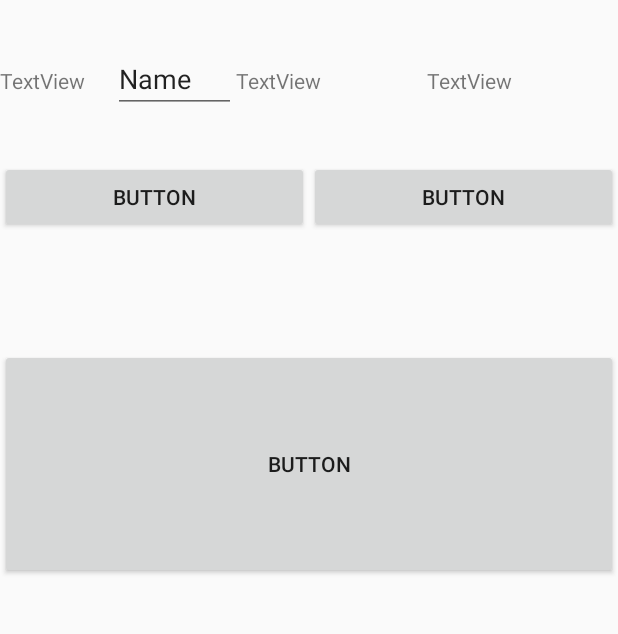
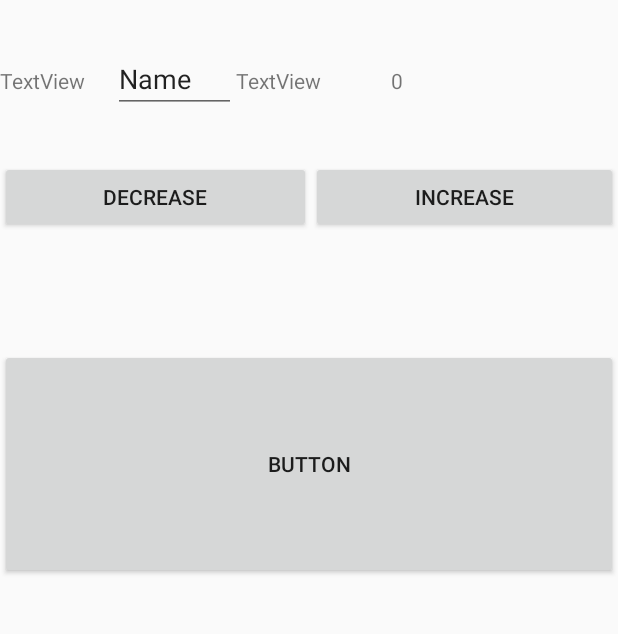
Before and after one commit to MarineNET/Udacity-Project-10-InventoryApp, an Android app: the EditActivity screen opened directly, with no data from a screen before it, on a phone screen of 412 x 824 dp, the part 287-921 px from its top. Run offline under Robolectric (Android 15) with nearby library versions, the phone set to English and light mode, and no system bars.

Commit message:
Make buttons decrease and increase qty in EditA

```diff
--- a/app/src/main/java/com/viktorkhon/udacity_project_10_inventoryapp/EditActivity.java
+++ b/app/src/main/java/com/viktorkhon/udacity_project_10_inventoryapp/EditActivity.java
@@ -14,6 +14,8 @@ import android.support.v7.app.AppCompatActivity;
 import android.view.Menu;
 import android.view.MenuItem;
 import android.view.View;
+import android.widget.Button;
+import android.widget.EditText;
 import android.widget.ImageView;
 import android.widget.TextView;
 
@@ -32,6 +34,12 @@ public class EditActivity extends AppCompatActivity{
 
     private static final int READ_REQUEST_CODE = 42;
 
+    TextView addImage;
+    EditText itemName;
+    EditText price;
+    TextView quantity;
+    Button decrease;
+    Button increase;
     ImageView mImageView;
 
     @Override
@@ -39,7 +47,12 @@ public class EditActivity extends AppCompatActivity{
         super.onCreate(savedInstanceState);
         setContentView(R.layout.activity_editor);
 
-        TextView addImage = (TextView) findViewById(R.id.add_image);
+        addImage = (TextView) findViewById(R.id.add_image);
+        itemName = (EditText) findViewById(R.id.et_item_name);
+        price = (EditText) findViewById(R.id.et_price);
+        quantity = (TextView) findViewById(R.id.et_quantity);
+        decrease = (Button) findViewById(R.id.bn_decrease_by_1);
+        increase = (Button) findViewById(R.id.bn_increase_by_1);
         mImageView = (ImageView) findViewById(R.id.imageView);
 
         addImage.setOnClickListener(new View.OnClickListener() {
@@ -59,6 +72,31 @@ public class EditActivity extends AppCompatActivity{
                     startActivityForResult(intent, READ_REQUEST_CODE);
             }
         });
+
+        decrease.setOnClickListener(new View.OnClickListener() {
+            @Override
+            public void onClick(View view) {
+                int qty = Integer.parseInt(quantity.getText().toString());
+                qty--;
+                displayQty(qty);
+                if (qty < 0) {
+                    displayQty(0);
+                }
+            }
+        });
+
+        increase.setOnClickListener(new View.OnClickListener() {
+            @Override
+            public void onClick(View view) {
+                int qty = Integer.parseInt(quantity.getText().toString());
+                qty++;
+                displayQty(qty);
+            }
+        });
+    }
+
+    public void displayQty(int qty) {
+        quantity.setText(String.valueOf(qty));
     }
 
     @Override
--- a/app/src/main/res/layout/activity_editor.xml
+++ b/app/src/main/res/layout/activity_editor.xml
@@ -19,7 +19,7 @@
             android:text="TextView"/>
 
         <EditText
-            android:id="@+id/editText"
+            android:id="@+id/et_item_name"
             android:layout_width="172dp"
             android:layout_height="wrap_content"
             android:layout_weight="1"
@@ -62,7 +62,7 @@
             android:text="TextView"/>
 
         <EditText
-            android:id="@+id/editText2"
+            android:id="@+id/et_price"
             android:layout_width="82dp"
             android:layout_height="wrap_content"
             android:ems="10"
@@ -77,11 +77,11 @@
             android:text="TextView"/>
 
         <TextView
-            android:id="@+id/textView4"
-            android:layout_width="wrap_content"
+            android:id="@+id/et_quantity"
+            android:layout_width="151dp"
             android:layout_height="wrap_content"
-            android:layout_weight="1"
-            android:text="TextView"/>
+            android:ems="10"
+            android:text="0"/>
 
     </LinearLayout>
 
@@ -91,18 +91,18 @@
         android:orientation="horizontal">
 
         <Button
-            android:id="@+id/button3"
+            android:id="@+id/bn_decrease_by_1"
             android:layout_width="wrap_content"
             android:layout_height="wrap_content"
             android:layout_weight="1"
-            android:text="Button"/>
+            android:text="Decrease"/>
 
         <Button
-            android:id="@+id/button4"
+            android:id="@+id/bn_increase_by_1"
             android:layout_width="wrap_content"
             android:layout_height="wrap_content"
             android:layout_weight="1"
-            android:text="Button"/>
+            android:text="Increase"/>
 
     </LinearLayout>
 
```
